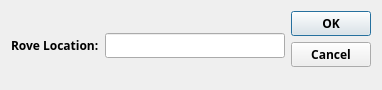
Old version of the form not1mm/data/rover.ui in the repository mbridak/not1mm.
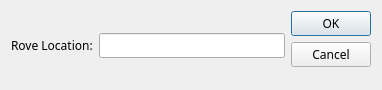
New version of the form.

Commit message: @mbridak Fix: light mode band indicators. Refactor font weight.

```diff
--- a/not1mm/data/rover.ui
+++ b/not1mm/data/rover.ui
@@ -13,7 +13,7 @@
   <property name="font">
    <font>
     <family>JetBrains Mono</family>
-    <weight>100</weight>
+    
    </font>
   </property>
   <property name="windowTitle">
```
The commit also changes 12 other files.
